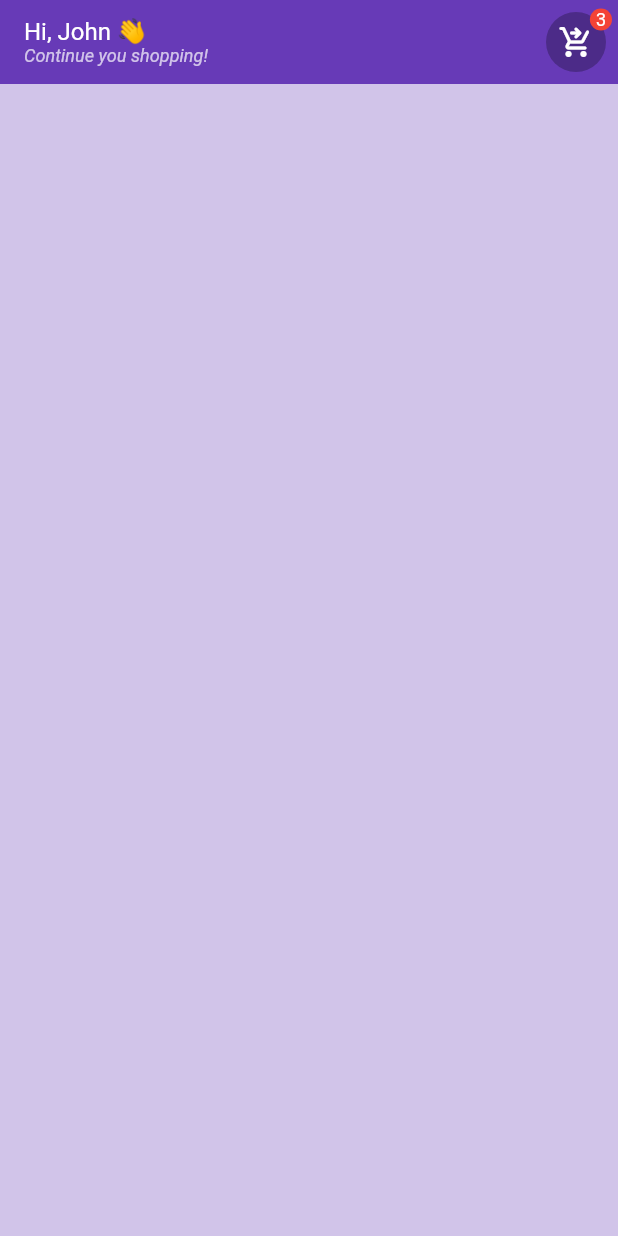
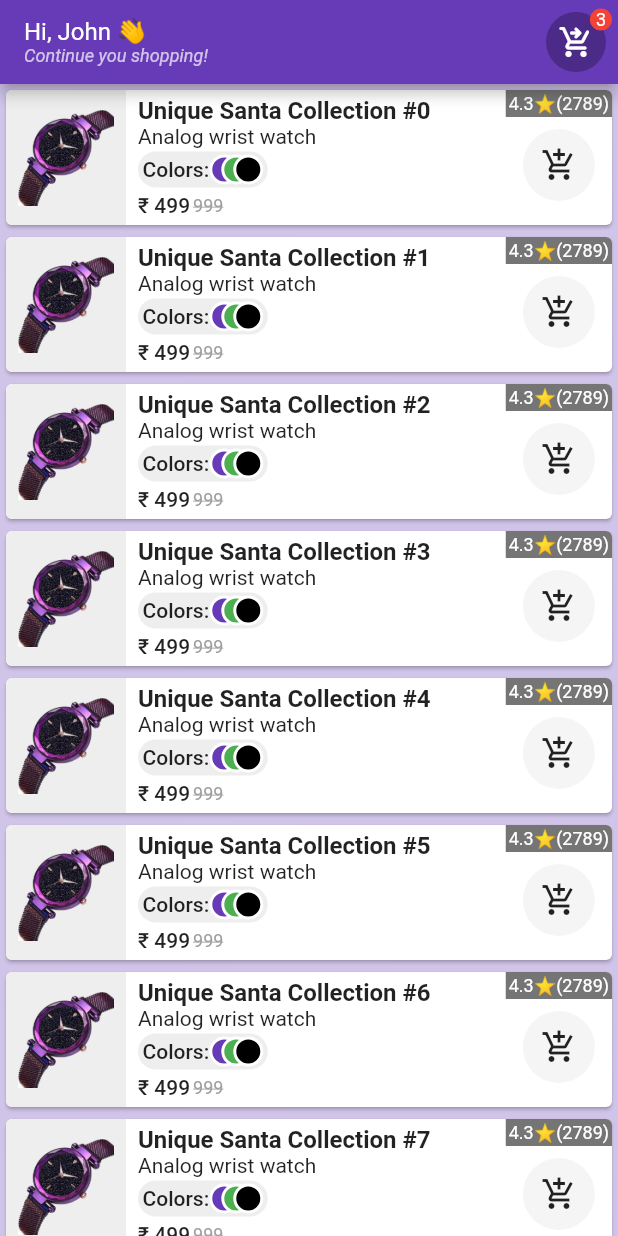
Before and after one commit to srikanth7785/simple_stateManagement_app, a Flutter app: the screen it shows after launch, on a phone screen of 412 x 824 dp. Run offline on Flutter 3.47's test engine with Material 2 defaults, Android fonts, the phone set to English and light mode, and no system bars.

Commit message:
ProductCard done - UI

```diff
--- a/lib/Screens/home.dart
+++ b/lib/Screens/home.dart
@@ -1,5 +1,6 @@
 import 'package:flutter/material.dart';
 import 'package:simple_app/customWidgets/checkout_button.dart';
+import 'package:simple_app/customWidgets/product_card.dart';
 
 class Home extends StatefulWidget {
   const Home({Key? key}) : super(key: key);
@@ -14,7 +15,7 @@ class _HomeState extends State<Home> {
     final TextTheme _textTheme = Theme.of(context).textTheme;
     return Scaffold(
       appBar: AppBar(
-        elevation: 0,
+        // elevation: 0,
         title: Column(
           crossAxisAlignment: CrossAxisAlignment.start,
           children: [
@@ -31,6 +32,12 @@ class _HomeState extends State<Home> {
         ),
         actions: const [CheckoutButton()],
       ),
+      body: ListView.builder(
+        itemCount: 25,
+        itemBuilder: (BuildContext context, int index) {
+          return ProductCard(index: index);
+        },
+      ),
     );
   }
 }
--- a/lib/customWidgets/b.dart
+++ /dev/null
@@ -1 +0,0 @@
-// empty file, just to push the directory to git.
--- /dev/null
+++ b/lib/customWidgets/product_card.dart
@@ -0,0 +1,129 @@
+import 'package:flutter/material.dart';
+
+class ProductCard extends StatelessWidget {
+  final int index;
+  const ProductCard({Key? key, required this.index}) : super(key: key);
+
+  @override
+  Widget build(BuildContext context) {
+    final TextTheme _textTheme = Theme.of(context).textTheme;
+    List<Color> _watchColors = [Colors.deepPurple, Colors.green, Colors.black];
+    return Card(
+      clipBehavior: Clip.antiAlias,
+      child: Row(
+        crossAxisAlignment: CrossAxisAlignment.start,
+        children: [
+          Container(
+            padding: const EdgeInsets.all(8),
+            decoration: BoxDecoration(
+              color: Colors.grey.shade200,
+            ),
+            height: 90,
+            width: 80,
+            child: Image.asset('assets/purple_watch_1.png'),
+          ),
+          Expanded(
+            child: Padding(
+              padding: const EdgeInsets.symmetric(horizontal: 8, vertical: 4),
+              child: Column(
+                crossAxisAlignment: CrossAxisAlignment.start,
+                children: [
+                  Text(
+                    "Unique Santa Collection #$index",
+                    style: _textTheme.titleMedium!
+                        .copyWith(fontWeight: FontWeight.bold),
+                  ),
+                  Text("Analog wrist watch", style: _textTheme.bodyMedium!),
+                  FittedBox(
+                    child: Container(
+                      padding: const EdgeInsets.symmetric(
+                        horizontal: 3,
+                        vertical: 2,
+                      ),
+                      margin: const EdgeInsets.only(top: 2),
+                      decoration: BoxDecoration(
+                        color: Colors.grey.shade200,
+                        borderRadius: BorderRadius.circular(12),
+                      ),
+                      child: Row(
+                        children: [
+                          Text(
+                            "Colors:",
+                            style: _textTheme.labelLarge,
+                          ),
+                          Stack(
+                            children: [
+                              for (int i = 0; i < 3; i++)
+                                Container(
+                                  margin: EdgeInsets.only(left: i * 8),
+                                  decoration: BoxDecoration(
+                                    color: _watchColors[i],
+                                    shape: BoxShape.circle,
+                                    border: Border.all(
+                                      color: Colors.white,
+                                      width: 2,
+                                    ),
+                                  ),
+                                  width: 20,
+                                  height: 20,
+                                ),
+                            ],
+                          ),
+                        ],
+                      ),
+                    ),
+                  ),
+                  const SizedBox(height: 4),
+                  Row(
+                    crossAxisAlignment: CrossAxisAlignment.center,
+                    children: [
+                      Text(
+                        "\u20B9 499",
+                        style: _textTheme.bodyLarge,
+                      ),
+                      const SizedBox(width: 2),
+                      Text(
+                        "999",
+                        style: _textTheme.labelMedium!.copyWith(
+                          color: Colors.grey,
+                          decoration: TextDecoration.lineThrough,
+                        ),
+                      ),
+                    ],
+                  ),
+                ],
+              ),
+            ),
+          ),
+          Column(
+            mainAxisAlignment: MainAxisAlignment.end,
+            children: [
+              Container(
+                color: Colors.black54,
+                padding: const EdgeInsets.all(2),
+                child: Text(
+                  "4.3⭐(2789)",
+                  style: _textTheme.bodySmall!.copyWith(color: Colors.white),
+                  textAlign: TextAlign.center,
+                ),
+              ),
+              Container(
+                margin: const EdgeInsets.only(top: 8),
+                decoration: BoxDecoration(
+                  color: Colors.grey.shade100,
+                  shape: BoxShape.circle,
+                ),
+                child: IconButton(
+                  icon: const Icon(Icons.add_shopping_cart,),
+                  onPressed: () {
+                    debugPrint("adding");
+                  },
+                ),
+              ),
+            ],
+          ),
+        ],
+      ),
+    );
+  }
+}
--- a/pubspec.yaml
+++ b/pubspec.yaml
@@ -58,8 +58,8 @@ flutter:
   uses-material-design: true
 
   # To add assets to your application, add an assets section, like this:
-  # assets:
-  #   - images/a_dot_burr.jpeg
+  assets:
+    - assets/
   #   - images/a_dot_ham.jpeg
 
   # An image asset can refer to one or more resolution-specific "variants", see
```
Also changed, not shown: assets/purple_watch.png (added), assets/purple_watch_1.png (added), assets/watch.png (added).
